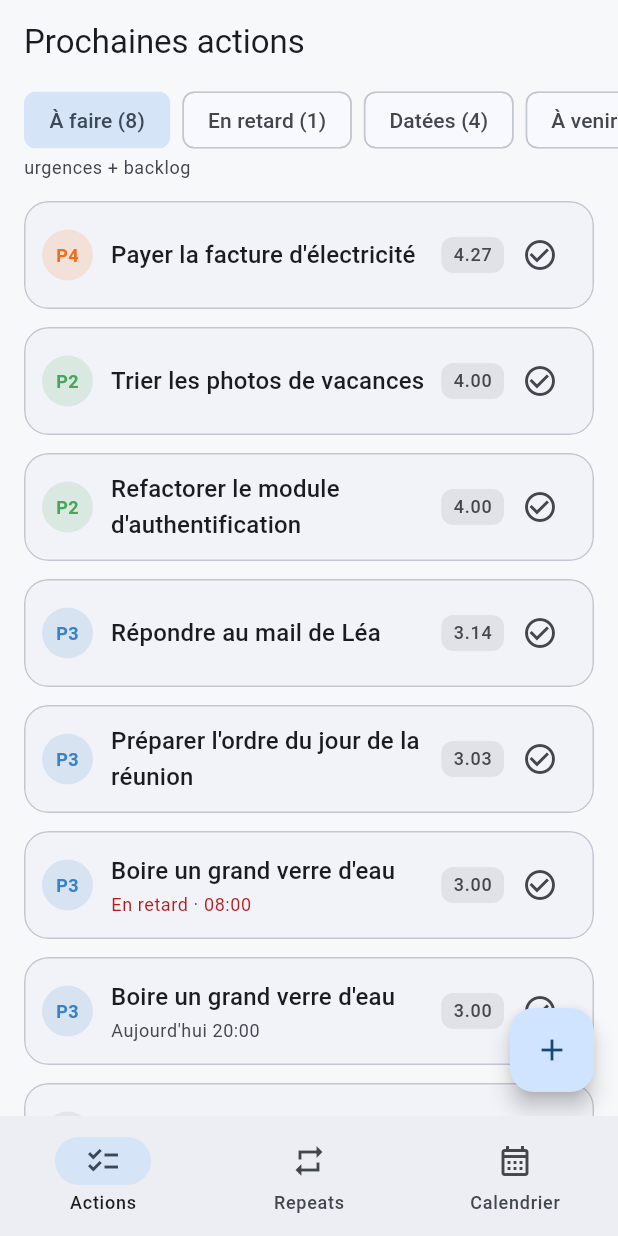
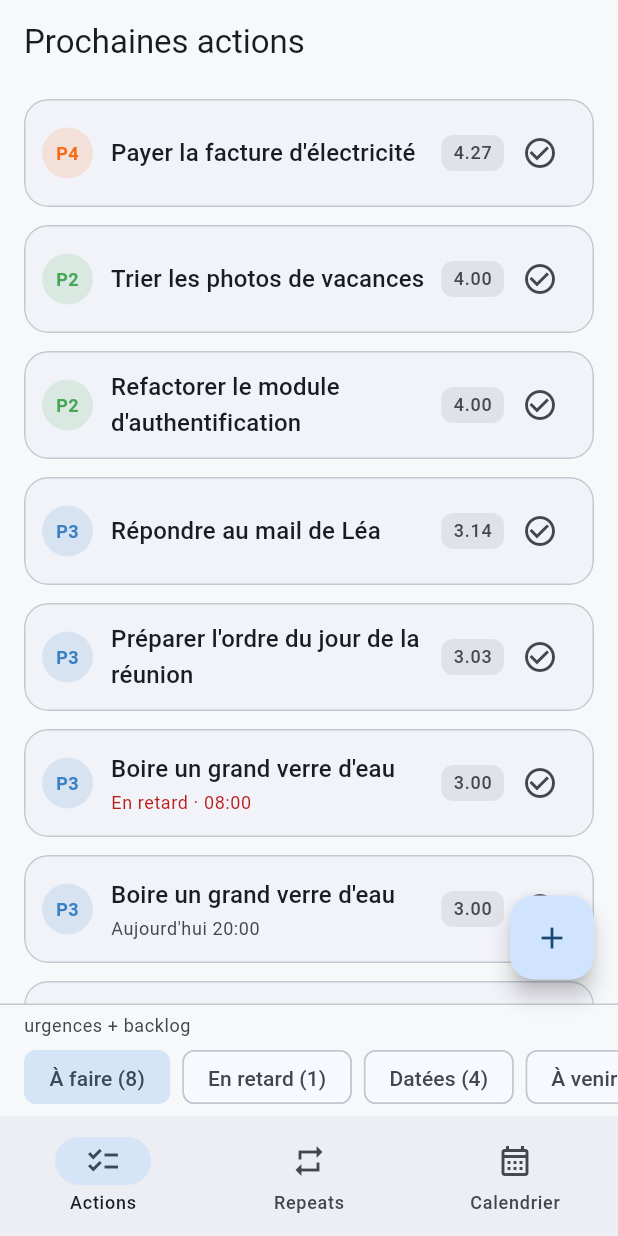
Before and after one commit to slashome/loop, a Flutter app: the screen it shows after launch, after a tap on the "check circle outline" icon, on a phone screen of 412 x 824 dp. Run offline on Flutter 3.47's test engine with Material 3 defaults, Android fonts, the phone set to English and light mode, and no system bars; our stand-ins replace drift, drift_flutter, flutter_riverpod; accounts and stored records are empty; generated files the repository leaves out were written again.

Commit message:
Sélecteur de vues déplacé en bas (accessibilité pouce)
Le sélecteur de Smart Lists passe du haut au bas de l'onglet Actions
(bottomNavigationBar), juste au-dessus de la barre d'onglets : pilotage à une
main sur téléphone. Sous-titre « urgences + backlog » et marge FAB conservés.

Co-Authored-By: Claude Opus 4.8 (1M context) <noreply@anthropic.com>

```diff
--- a/lib/src/features/tasks/presentation/next_actions_view.dart
+++ b/lib/src/features/tasks/presentation/next_actions_view.dart
@@ -21,7 +21,6 @@ class NextActionsView extends ConsumerWidget {
   @override
   Widget build(BuildContext context, WidgetRef ref) {
     final async = ref.watch(nextActionsProvider);
-    final view = ref.watch(viewProvider);
 
     return Scaffold(
       appBar: AppBar(
@@ -34,22 +33,9 @@ class NextActionsView extends ConsumerWidget {
         ),
         child: const Icon(Icons.add),
       ),
-      body: Column(
-        crossAxisAlignment: CrossAxisAlignment.start,
-        children: [
-          const _ViewBar(),
-          if (view == TaskView.aFaire)
-            Padding(
-              padding: const EdgeInsets.fromLTRB(16, 0, 16, 4),
-              child: Text(
-                'urgences + backlog',
-                style: Theme.of(context).textTheme.bodySmall?.copyWith(
-                      color: Theme.of(context).colorScheme.onSurfaceVariant,
-                    ),
-              ),
-            ),
-          Expanded(
-            child: async.when(
+      // Sélecteur de vues placé EN BAS : atteignable au pouce à une main.
+      bottomNavigationBar: const _ViewBar(),
+      body: async.when(
         loading: () => const Center(child: CircularProgressIndicator()),
         error: (e, _) => Center(child: Text('Erreur : $e')),
         data: (items) => items.isEmpty
@@ -74,28 +60,43 @@ class NextActionsView extends ConsumerWidget {
                 },
               ),
       ),
-          ),
-        ],
-      ),
     );
   }
 }
 
-/// Sélecteur de vue (Smart Lists) : chips mono-sélection avec compteurs.
+/// Sélecteur de vue (Smart Lists) en bas d'écran : chips mono-sélection avec
+/// compteurs, atteignable au pouce.
 class _ViewBar extends ConsumerWidget {
   const _ViewBar();
 
   @override
   Widget build(BuildContext context, WidgetRef ref) {
+    final theme = Theme.of(context);
     final view = ref.watch(viewProvider);
     final tasks = ref.watch(tasksProvider).valueOrNull ?? const <Task>[];
     final now = DateTime.now();
 
-    return SizedBox(
-      height: 48,
+    return Column(
+      mainAxisSize: MainAxisSize.min,
+      crossAxisAlignment: CrossAxisAlignment.start,
+      children: [
+        Divider(height: 1, color: theme.colorScheme.outlineVariant),
+        if (view == TaskView.aFaire)
+          Padding(
+            padding: const EdgeInsets.fromLTRB(16, 6, 16, 0),
+            child: Text(
+              'urgences + backlog',
+              style: theme.textTheme.bodySmall?.copyWith(
+                color: theme.colorScheme.onSurfaceVariant,
+              ),
+            ),
+          ),
+        SizedBox(
+          height: 52,
           child: ListView(
             scrollDirection: Axis.horizontal,
-        padding: const EdgeInsets.symmetric(horizontal: 16),
+            // marge droite pour ne pas passer sous le FAB.
+            padding: const EdgeInsets.fromLTRB(16, 8, 88, 8),
             children: [
               for (final v in TaskView.values)
                 Padding(
@@ -106,11 +107,14 @@ class _ViewBar extends ConsumerWidget {
                     ),
                     selected: view == v,
                     showCheckmark: false,
-                onSelected: (_) => ref.read(viewProvider.notifier).state = v,
+                    onSelected: (_) =>
+                        ref.read(viewProvider.notifier).state = v,
                   ),
                 ),
             ],
           ),
+        ),
+      ],
     );
   }
 }
```
Lines whose indentation alone changed are shown as unchanged.
